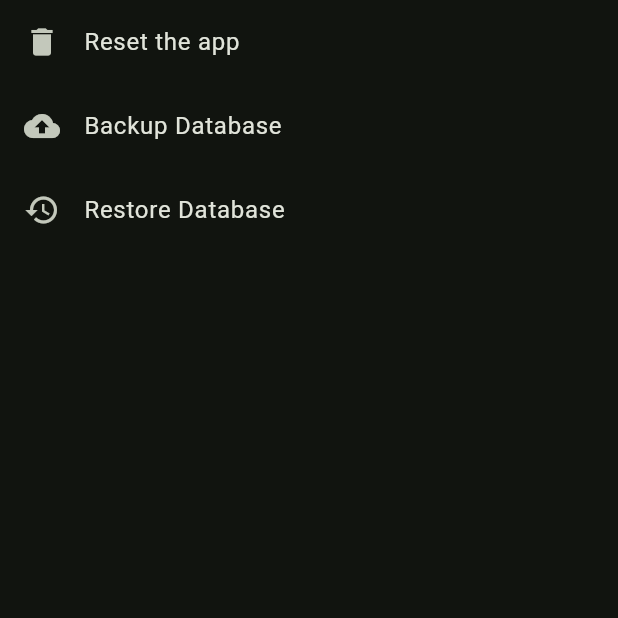
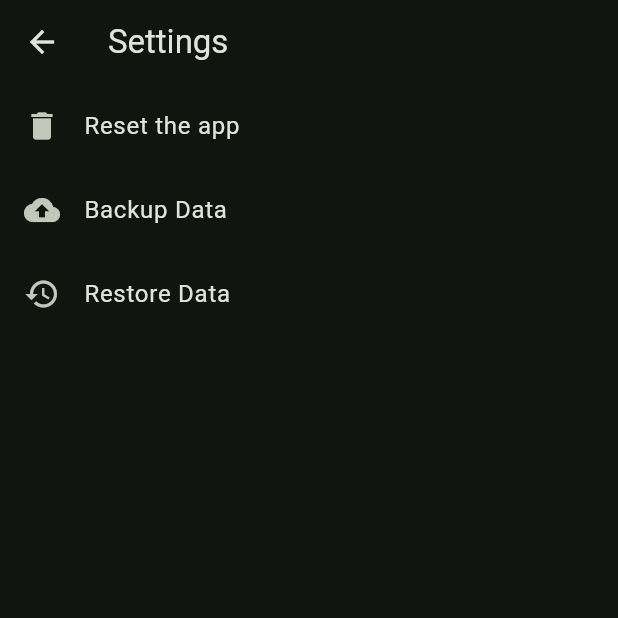
Before and after one commit to vijayv996/lhtmd3, a Flutter app: the Settings screen opened directly, on a phone screen of 412 x 824 dp, the top half of it. Run offline on Flutter 3.47's test engine with Material 3 defaults, Android fonts, the phone set to English and light mode, and no system bars; our stand-ins replace file_picker, flutter_heatmap_calendar, share_plus, shared_preferences, sqflite, sqflite_common_ffi; missing offline and left inert: analog_timer; accounts and stored records are empty.

Commit message:
appbar to settings

```diff
--- a/lib/pages/settings_page.dart
+++ b/lib/pages/settings_page.dart
@@ -6,7 +6,11 @@ class Settings extends StatelessWidget {
   @override
   Widget build(BuildContext context) {
     final databaseService = DatabaseService();
-    return SingleChildScrollView(
+    return Scaffold(
+      appBar: AppBar(
+        title: Text('Settings'),
+      ),
+      body: SingleChildScrollView(
         child: Column(
           children: [
             ListTile(
@@ -16,16 +20,17 @@ class Settings extends StatelessWidget {
             ),
             ListTile(
               leading: Icon(Icons.backup),
-            title: Text('Backup Database'),
+              title: Text('Backup Data'),
               onTap: () => databaseService.backupDatabase(),
             ),
             ListTile(
               leading: Icon(Icons.restore),
-            title: Text('Restore Database'),
+              title: Text('Restore Data'),
               onTap: () => databaseService.restoreDatabase(),
             ),
           ],
         ),
+      ),
     );
   }
 }
```
Lines whose indentation alone changed are shown as unchanged.
